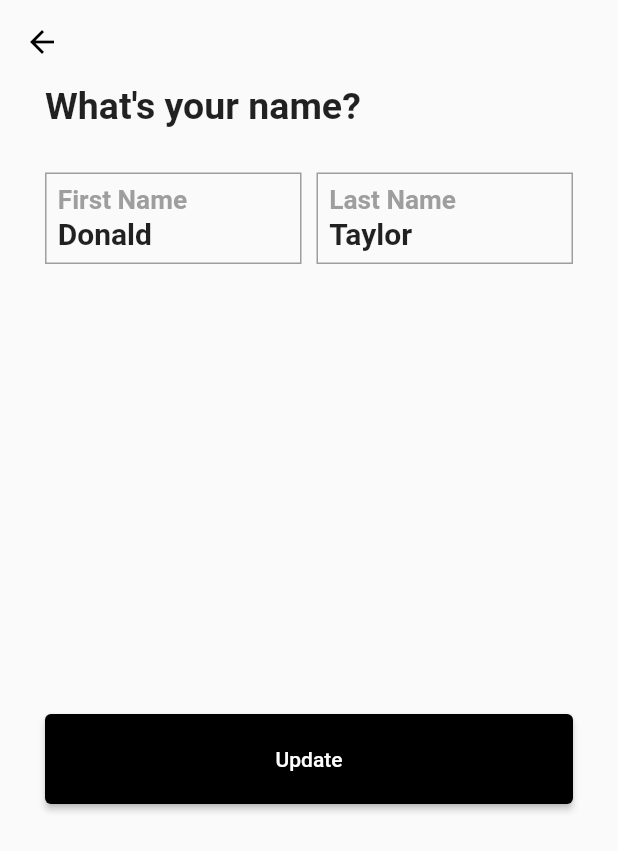
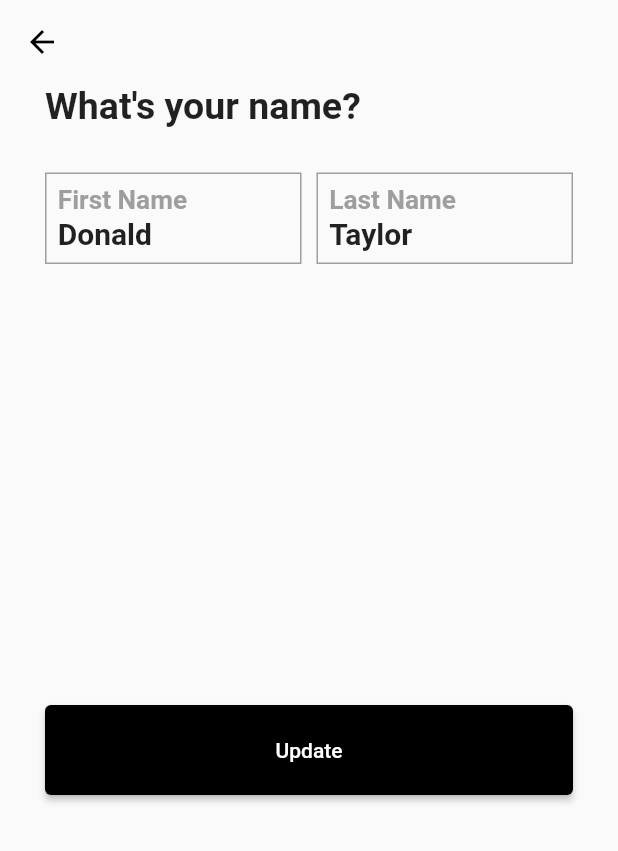
Before and after one commit to DonaldMurdock/Profile-Page, a Flutter app: the screen it shows after launch, after a tap on "Name", on a phone screen of 412 x 824 dp. Shown: the top 851 px of the screen. Run offline on Flutter 3.47's test engine with Material 2 defaults, Android fonts, the phone set to English and light mode, and no system bars.

Commit message:
more layout changes

```diff
--- a/profile_page/lib/screens/name_screen.dart
+++ b/profile_page/lib/screens/name_screen.dart
@@ -7,7 +7,7 @@ import '../components/update_button.dart';
 import '../models/user.dart';
 
 
-class NameScreen extends StatelessWidget {
+class NameScreen extends StatefulWidget {
   const NameScreen({ Key? key, required this.currentUser, required this.updateInfo }) : super(key: key);
 
   final User currentUser;
@@ -16,13 +16,36 @@ class NameScreen extends StatelessWidget {
   final void Function() updateInfo;
 
   @override
+  _NameScreenState createState() => _NameScreenState();
+}
+
+class _NameScreenState extends State<NameScreen> {
+
+  //Track text field input so its not lost on dismissed keyboard rebuild.
+  String? firstName;
+  String? lastName;
+
+  @override
   Widget build(BuildContext context) {
-    TextEditingController firstNameController = TextEditingController();
-    TextEditingController lastNameController = TextEditingController();
+
+    final TextEditingController firstNameController = TextEditingController();
+    final TextEditingController lastNameController = TextEditingController();
+
+    //This height is used so we can have a properly sized scrollable column. The height changes
+    //if the keyboard is visible.
+    double columnHeight =
+      MediaQuery.of(context).size.height -
+      MediaQuery.of(context).padding.top -
+      AppBar().preferredSize.height -
+      MediaQuery.of(context).viewInsets.bottom;
 
     return GestureDetector(
-      //Hide keyboard when clicked outside text fields
       onTap: () {
+        //preserve input
+        firstName = firstNameController.text;
+        lastName = lastNameController.text;
+
+        //dismiss keyboard
         FocusScope.of(context).requestFocus(new FocusNode());
       },
       child: Scaffold(
@@ -32,59 +55,79 @@ class NameScreen extends StatelessWidget {
           elevation: 0.0
         ),
         body: SingleChildScrollView(
+          child: ConstrainedBox(
+            constraints: BoxConstraints(minHeight: columnHeight),
             child: Column(
               mainAxisAlignment: MainAxisAlignment.spaceBetween,
               children: [
                 Column(
                   crossAxisAlignment: CrossAxisAlignment.start,
                   children: [
-                  Padding(
-                    padding: EdgeInsets.symmetric(horizontal: 30.0),
-                    child: HeaderText(textContent: 'What\'s your name?')
-                  ),
+                    nameHeader(),
                     Row(
                       children: [
-                      Expanded(
-                        child: Padding(
-                          padding: EdgeInsets.only(left: 30.0, right: 5.0, top: 30.0),
-                          child: InputField(
-                            fieldController: firstNameController,
-                            labelText: 'First Name',
-                            initialText: currentUser.firstName)
-                        )
-                      ),
-                      Expanded(
-                        child: Padding(
-                          padding: EdgeInsets.only(right: 30.0, left: 5.0, top: 30.0),
-                          child: InputField(
-                            fieldController: lastNameController,
-                            labelText: 'Last Name',
-                            initialText: currentUser.lastName)
-                        )
-                      ),
+                        firstNameField(firstNameController),
+                        lastNameField(lastNameController)
                       ]
                     )
                   ]
                 ),
-              Padding(
-                padding: EdgeInsets.symmetric(horizontal: 30, vertical: 300),
-                child: UpdateButton(
-                  updateFunction: () {
-                    updateName(firstNameController, lastNameController, context);
-                  }
+                updateNameButton(firstNameController, lastNameController, context),
+                Container() // responsive padding for UpdateButton
+              ]
             )
-              )
-            ]
           )
         )
       )
     );
   }
 
+  Widget nameHeader() {
+    return Padding(
+      padding: EdgeInsets.symmetric(horizontal: 30.0),
+      child: HeaderText(textContent: 'What\'s your name?')
+    );
+  }
+
+  Widget firstNameField(firstNameController) {
+    return Expanded(
+      child: Padding(
+        padding: EdgeInsets.only(left: 30.0, right: 5.0, top: 30.0),
+        child: InputField(
+          fieldController: firstNameController,
+          labelText: 'First Name',
+          initialText: firstName ?? widget.currentUser.firstName)
+      )
+    );
+  }
+
+  Widget lastNameField(lastNameController){
+    return Expanded(
+      child: Padding(
+        padding: EdgeInsets.only(right: 30.0, left: 5.0, top: 30.0),
+        child: InputField(
+          fieldController: lastNameController,
+          labelText: 'Last Name',
+          initialText: lastName ?? widget.currentUser.lastName)
+      )
+    );
+  }
+
+  Widget updateNameButton(firstNameController, lastNameController, context){
+    return Padding(
+      padding: EdgeInsets.symmetric(horizontal: 30),
+      child: UpdateButton(
+        updateFunction: () {
+          updateName(firstNameController, lastNameController, context);
+        }
+      )
+    );
+  }
+
   updateName(firstNameController, lastNameController, context) {
-    currentUser.firstName = firstNameController.text;
-    currentUser.lastName = lastNameController.text;
-    updateInfo();
+    widget.currentUser.firstName = firstNameController.text;
+    widget.currentUser.lastName = lastNameController.text;
+    widget.updateInfo();
     Navigator.pop(context);
   }
 }
--- a/profile_page/pubspec.yaml
+++ b/profile_page/pubspec.yaml
@@ -23,6 +23,8 @@ environment:
 dependencies:
   flutter:
     sdk: flutter
+
+  image_picker: ^0.8.3
 
 
   # The following adds the Cupertino Icons font to your application.
```
Also changed, not shown: profile_page/lib/screens/bio_screen.dart (+31 -7 lines), profile_page/lib/screens/email_screen.dart (+59 -23 lines), profile_page/lib/screens/phone_screen.dart (+59 -23 lines), profile_page/pubspec.lock. Lines whose indentation alone changed are shown as unchanged.
